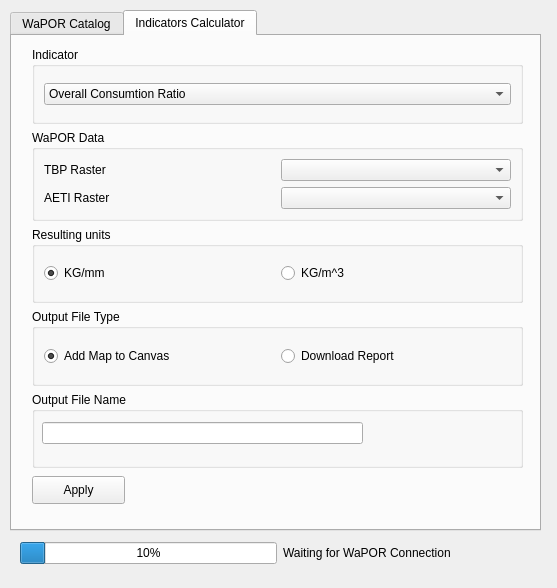
The window that wap_plugin_dialog_base.ui (WAGIS/wap_plugin) describes before a commit, drawn with Qt 5.
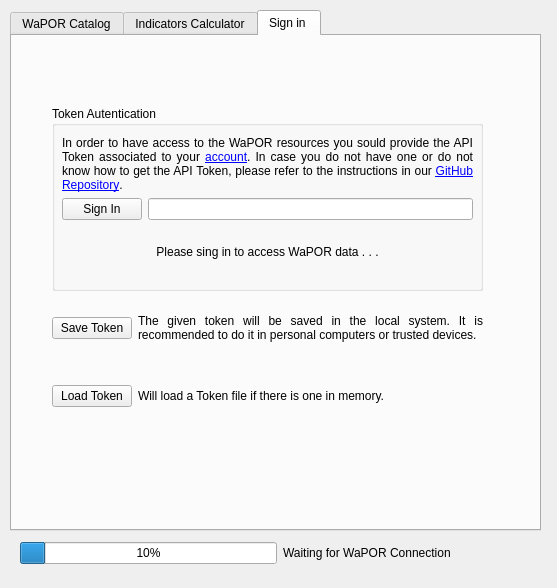
The same window after the commit.

Commit message: Implementation of the Sign In and associated UI: - Instructions to get the Token from the website. - Catch to manage missin gtoken for developers case. - Save token method implemented in file manager. - Signing method implemented. - Loading method imlemented. - Tested the features developed.

The edit to the form file:
```diff
--- a/wap_plugin_dialog_base.ui
+++ b/wap_plugin_dialog_base.ui
@@ -23,7 +23,7 @@
     </rect>
    </property>
    <property name="currentIndex">
-    <number>1</number>
+    <number>2</number>
    </property>
    <widget class="QWidget" name="downloadTab">
     <attribute name="title">
@@ -439,6 +439,133 @@
      </layout>
     </widget>
    </widget>
+   <widget class="QWidget" name="signinTab">
+    <attribute name="title">
+     <string>Sign in </string>
+    </attribute>
+    <widget class="QWidget" name="verticalLayoutWidget">
+     <property name="geometry">
+      <rect>
+       <x>40</x>
+       <y>70</y>
+       <width>431</width>
+       <height>321</height>
+      </rect>
+     </property>
+     <layout class="QVBoxLayout" name="verticalLayout_4" stretch="6,2,2">
+      <item>
+       <widget class="QGroupBox" name="groupBox_8">
+        <property name="title">
+         <string>Token Autentication</string>
+        </property>
+        <widget class="QWidget" name="verticalLayoutWidget_2">
+         <property name="geometry">
+          <rect>
+           <x>10</x>
+           <y>30</y>
+           <width>411</width>
+           <height>141</height>
+          </rect>
+         </property>
+         <layout class="QVBoxLayout" name="verticalLayout_5">
+          <item>
+           <widget class="QLabel" name="signinDescriptionLabel">
+            <property name="text">
+             <string>&lt;html&gt;&lt;head/&gt;&lt;body&gt;&lt;p&gt;In order to have access to the WaPOR resources you sould provide the API Token associated to your &lt;a href=&quot;https://wapor.apps.fao.org/profile&quot;&gt;&lt;span style=&quot; text-decoration: underline; color:#0000ff;&quot;&gt;account&lt;/span&gt;&lt;/a&gt;. In case you do not have one or do not know how to get the API Token, please refer to the instructions in our &lt;a href=&quot;https://github.com/trngbich/examples_WaPOR_API&quot;&gt;&lt;span style=&quot; text-decoration: underline; color:#0000ff;&quot;&gt;GitHub Repository&lt;/span&gt;&lt;/a&gt;.&lt;/p&gt;&lt;/body&gt;&lt;/html&gt;</string>
+            </property>
+            <property name="alignment">
+             <set>Qt::AlignJustify|Qt::AlignVCenter</set>
+            </property>
+            <property name="wordWrap">
+             <bool>true</bool>
+            </property>
+            <property name="openExternalLinks">
+             <bool>true</bool>
+            </property>
+           </widget>
+          </item>
+          <item>
+           <layout class="QHBoxLayout" name="horizontalLayout_16">
+            <item>
+             <widget class="QPushButton" name="signinButton">
+              <property name="text">
+               <string>Sign In</string>
+              </property>
+             </widget>
+            </item>
+            <item>
+             <widget class="QLineEdit" name="apiTokenTextBox"/>
+            </item>
+           </layout>
+          </item>
+          <item>
+           <widget class="QLabel" name="signinStateLabel">
+            <property name="text">
+             <string>Please sing in to access WaPOR data . . .</string>
+            </property>
+            <property name="alignment">
+             <set>Qt::AlignCenter</set>
+            </property>
+            <property name="wordWrap">
+             <bool>true</bool>
+            </property>
+           </widget>
+          </item>
+         </layout>
+        </widget>
+       </widget>
+      </item>
+      <item>
+       <layout class="QHBoxLayout" name="horizontalLayout_17" stretch="0,1">
+        <item>
+         <widget class="QPushButton" name="saveTokenButton">
+          <property name="text">
+           <string>Save Token</string>
+          </property>
+         </widget>
+        </item>
+        <item>
+         <widget class="QLabel" name="saveTokenLabel">
+          <property name="text">
+           <string>The given token will be saved in the local system. It is recommended to do it in personal computers or trusted devices.</string>
+          </property>
+          <property name="textFormat">
+           <enum>Qt::AutoText</enum>
+          </property>
+          <property name="scaledContents">
+           <bool>false</bool>
+          </property>
+          <property name="alignment">
+           <set>Qt::AlignJustify|Qt::AlignVCenter</set>
+          </property>
+          <property name="wordWrap">
+           <bool>true</bool>
+          </property>
+         </widget>
+        </item>
+       </layout>
+      </item>
+      <item>
+       <layout class="QHBoxLayout" name="horizontalLayout_18" stretch="0,1">
+        <item>
+         <widget class="QPushButton" name="loadTokenButton">
+          <property name="text">
+           <string>Load Token</string>
+          </property>
+         </widget>
+        </item>
+        <item>
+         <widget class="QLabel" name="loadTokenLabel">
+          <property name="text">
+           <string>Will load a Token file if there is one in memory.</string>
+          </property>
+         </widget>
+        </item>
+       </layout>
+      </item>
+     </layout>
+    </widget>
+   </widget>
   </widget>
   <widget class="QWidget" name="layoutWidget">
    <property name="geometry">
```
Left out of the diff: 4 changed lines with no effect on the pictures. The commit also changes 4 other files.
